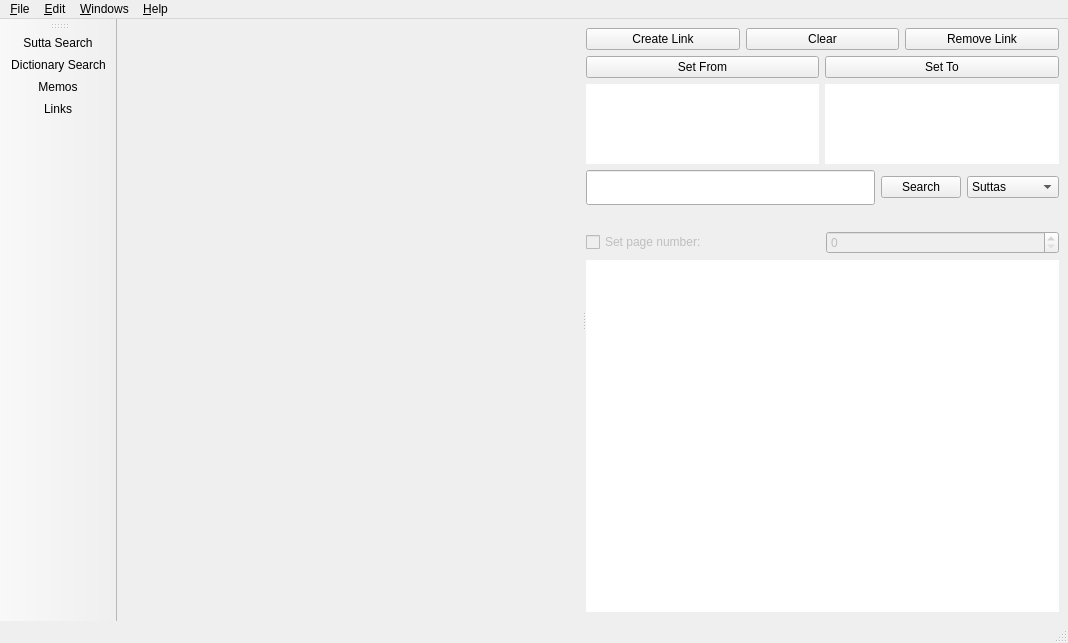
First picture: the form in simsapa/assets/ui/links_browser_window.ui, repository simsapa/simsapa, before the edit.
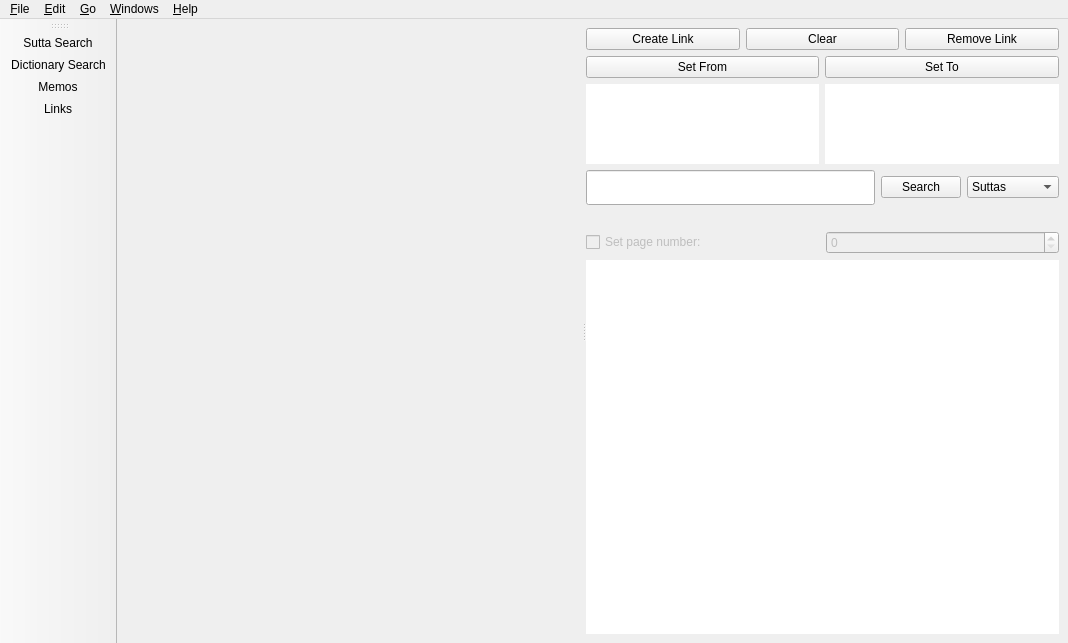
Second picture: the form after the edit. Icons and pictures are not drawn.

Commit message: remove statusbar, add button icons

Patch:
```diff
--- a/simsapa/assets/ui/links_browser_window.ui
+++ b/simsapa/assets/ui/links_browser_window.ui
@@ -303,12 +303,19 @@
     <addaction name="action_Website"/>
     <addaction name="action_About"/>
    </widget>
+   <widget class="QMenu" name="menu_Go">
+    <property name="title">
+     <string>&amp;Go</string>
+    </property>
+    <addaction name="action_Previous_Result"/>
+    <addaction name="action_Next_Result"/>
+   </widget>
    <addaction name="menu_File"/>
    <addaction name="menu_Edit"/>
+   <addaction name="menu_Go"/>
    <addaction name="menu_Windows"/>
    <addaction name="menu_Help"/>
   </widget>
-  <widget class="QStatusBar" name="statusbar"/>
   <widget class="QToolBar" name="toolBar">
    <property name="windowTitle">
     <string>toolBar</string>
```
Left out of the diff: 16 changed lines with no effect on the pictures. The commit also changes 63 other files.
